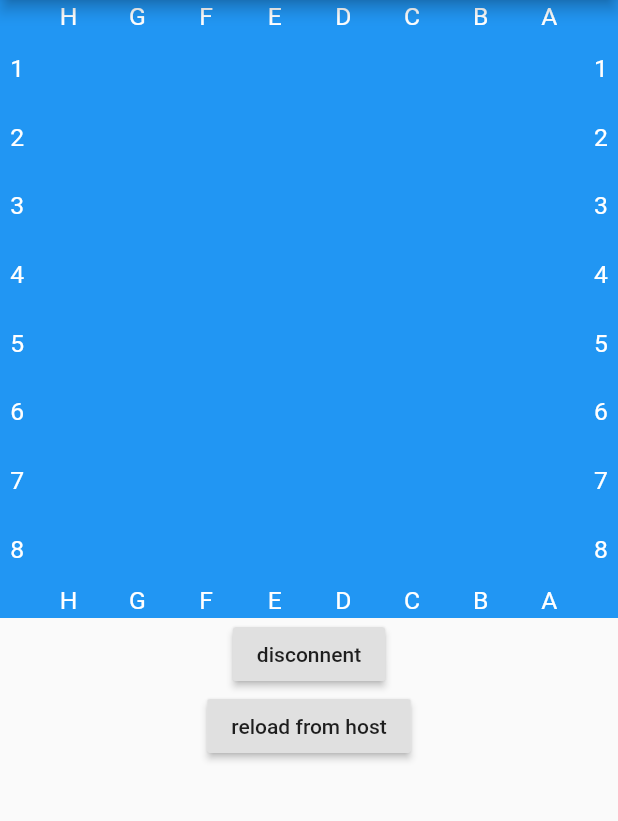
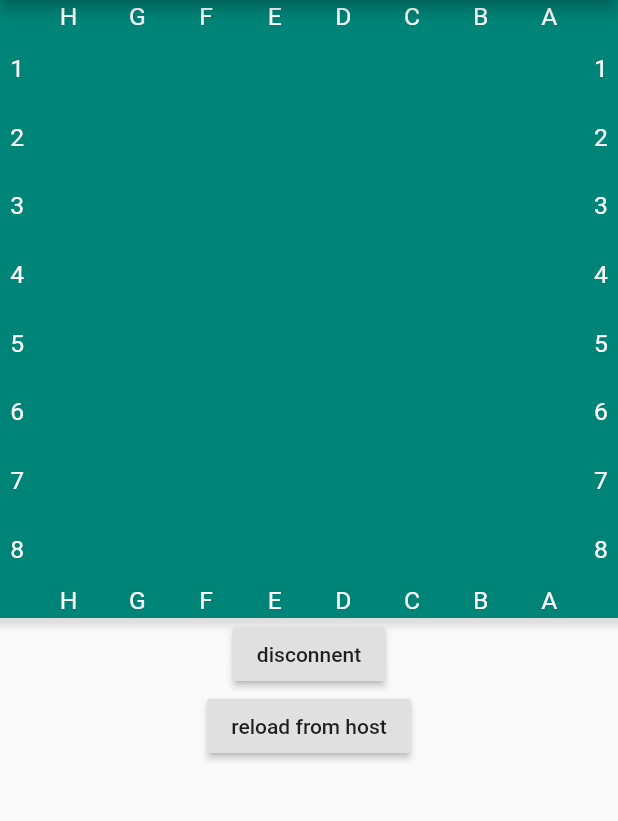
Before and after one commit to femrek/flutter_chess_app, a Flutter app: the ScreenGuestGame screen opened directly, on a phone screen of 412 x 824 dp, the part 84-905 px from its top. Run offline on Flutter 3.47's test engine with Material 2 defaults, Android fonts, the phone set to English and light mode, and no system bars; our stand-ins replace bloc, equatable, flutter_bloc, flutter_svg, shared_preferences; missing offline and left inert: chess; accounts and stored records are empty.

Commit message:
changed board backgroun color

```diff
--- a/lib/data/app_theme.dart
+++ b/lib/data/app_theme.dart
@@ -1,6 +1,6 @@
 import 'package:flutter/material.dart';
 
-final Color boardBgColor = Colors.blue;
+final Color boardBgColor = Colors.teal;
 final Color darkBgColor = Colors.teal;
 final Color lightBgColor = Colors.white;
 final Color blackPiecesColor = Colors.black;
--- a/lib/presentation/features/guest_game/guest_chess_table.dart
+++ b/lib/presentation/features/guest_game/guest_chess_table.dart
@@ -25,7 +25,18 @@ class GuestChessTable extends StatelessWidget {
       width: size,
       height: size,
       color: boardBgColor,
-      child: _table(context),
+      child: Container(
+        child: _table(context),
+        decoration: BoxDecoration(
+          boxShadow: [
+            BoxShadow(
+              color: Colors.black12,
+              blurRadius: 4,
+              spreadRadius: 5,
+            )
+          ]
+        ),
+      ),
     );
   }
 
```
Also changed, not shown: lib/presentation/features/host_game/single_player_chess_table.dart (+12 -1 lines), lib/presentation/features/local_game/chess_table.dart (+12 -1 lines).
